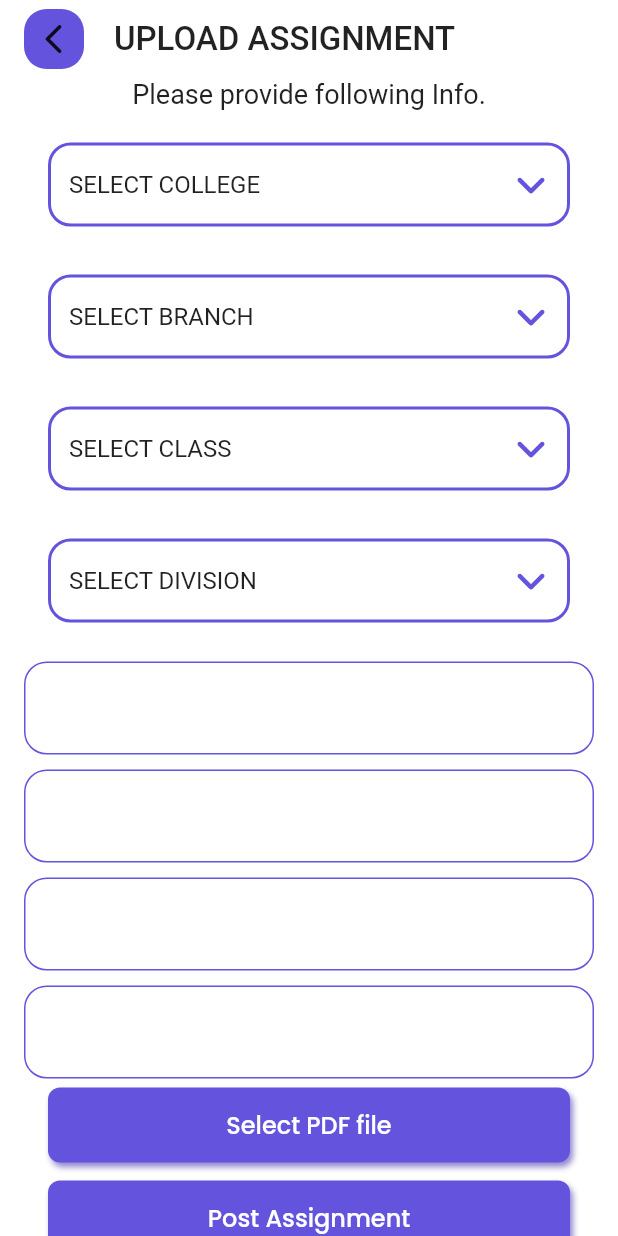
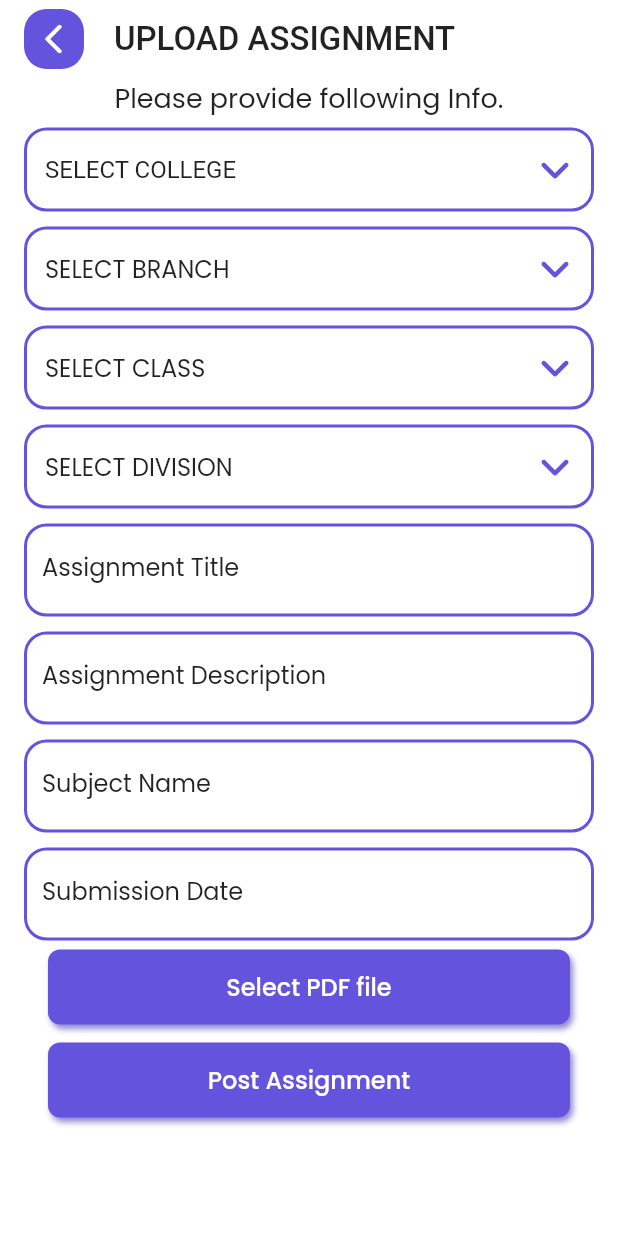
Before and after one commit to pratikpwr/TimeTable-APP, a Flutter app: the UploadAssignment screen opened directly, on a phone screen of 412 x 824 dp. Run offline on Flutter 3.47's test engine with Material 2 defaults, Android fonts, the phone set to English and light mode, and no system bars; our stand-ins replace bubble_tab_indicator, dio, file_picker, flutter_icons, flutter_svg, google_fonts and 1 more; accounts and stored records are empty; Roboto replaces fonts that are missing (Mukta).

```diff
--- a/lib/views/bottomNavBar/timetable_tab.dart
+++ b/lib/views/bottomNavBar/timetable_tab.dart
@@ -103,7 +103,8 @@ class _TimeTableTabState extends State<TimeTableTab>
                   ),
                   Container(
                     width: double.infinity,
-                    padding: EdgeInsets.only(left: 16, right: 16, top: 16),
+                    padding: EdgeInsets.only(
+                        left: 16, right: 16, top: 16, bottom: 1),
                     decoration: BoxDecoration(
                         color: background,
                         borderRadius: BorderRadius.circular(28)),
--- a/lib/views/screens/upload_assignment.dart
+++ b/lib/views/screens/upload_assignment.dart
@@ -56,7 +56,7 @@ class _UploadAssignmentState extends State<UploadAssignment> {
               CustomAppBar(title: 'Upload Assignment', isBackButton: true),
               Text(
                 'Please provide following Info.',
-                style: GoogleFonts.mukta(color: textColor, fontSize: 18),
+                style: GoogleFonts.poppins(color: textColor, fontSize: 18),
               ),
               Padding(
                 padding:
@@ -66,9 +66,7 @@ class _UploadAssignmentState extends State<UploadAssignment> {
                     physics: BouncingScrollPhysics(),
                     shrinkWrap: true,
                     children: [
-                      Padding(
-                        padding: const EdgeInsets.all(16),
-                        child: Container(
+                      Container(
                         padding:
                             EdgeInsets.symmetric(horizontal: 12, vertical: 2),
                         decoration: BoxDecoration(
@@ -90,7 +88,7 @@ class _UploadAssignmentState extends State<UploadAssignment> {
                               return DropdownMenuItem(
                                 child: Text(
                                   value.toString().toUpperCase(),
-                                    style: GoogleFonts.mukta(color: textColor),
+                                  style: GoogleFonts.poppins(color: textColor),
                                 ),
                                 value: value,
                               );
@@ -101,10 +99,10 @@ class _UploadAssignmentState extends State<UploadAssignment> {
                               });
                             }),
                       ),
+                      SizedBox(
+                        height: 10,
                       ),
-                      Padding(
-                        padding: const EdgeInsets.all(16),
-                        child: Container(
+                      Container(
                         padding:
                             EdgeInsets.symmetric(horizontal: 12, vertical: 2),
                         decoration: BoxDecoration(
@@ -121,7 +119,7 @@ class _UploadAssignmentState extends State<UploadAssignment> {
                               color: primary,
                             ),
                             hint: Text('select branch'.toUpperCase(),
-                                  style: GoogleFonts.mukta(color: textColor)),
+                                style: GoogleFonts.poppins(color: textColor)),
                             items: _listOfBranch.map((value) {
                               return DropdownMenuItem(
                                 child: Text(
@@ -137,10 +135,10 @@ class _UploadAssignmentState extends State<UploadAssignment> {
                               });
                             }),
                       ),
+                      SizedBox(
+                        height: 10,
                       ),
-                      Padding(
-                        padding: const EdgeInsets.all(16),
-                        child: Container(
+                      Container(
                         padding:
                             EdgeInsets.symmetric(horizontal: 12, vertical: 2),
                         decoration: BoxDecoration(
@@ -157,7 +155,7 @@ class _UploadAssignmentState extends State<UploadAssignment> {
                               color: primary,
                             ),
                             hint: Text('select class'.toUpperCase(),
-                                  style: GoogleFonts.mukta(color: textColor)),
+                                style: GoogleFonts.poppins(color: textColor)),
                             items: _listOfStd.map((value) {
                               return DropdownMenuItem(
                                 child: Text(
@@ -173,10 +171,10 @@ class _UploadAssignmentState extends State<UploadAssignment> {
                               });
                             }),
                       ),
+                      SizedBox(
+                        height: 10,
                       ),
-                      Padding(
-                        padding: const EdgeInsets.all(16),
-                        child: Container(
+                      Container(
                         padding:
                             EdgeInsets.symmetric(horizontal: 12, vertical: 2),
                         decoration: BoxDecoration(
@@ -193,7 +191,7 @@ class _UploadAssignmentState extends State<UploadAssignment> {
                               color: primary,
                             ),
                             hint: Text('select division'.toUpperCase(),
-                                  style: GoogleFonts.mukta(color: textColor)),
+                                style: GoogleFonts.poppins(color: textColor)),
                             items: _listOfDiv.map((value) {
                               return DropdownMenuItem(
                                 child: Text(
@@ -209,7 +207,6 @@ class _UploadAssignmentState extends State<UploadAssignment> {
                               });
                             }),
                       ),
-                      ),
                       SizedBox(
                         height: 10,
                       ),
@@ -222,10 +219,11 @@ class _UploadAssignmentState extends State<UploadAssignment> {
                             borderSide: BorderSide(),
                           ),
                           labelText: 'Assignment Title',
-                          labelStyle: GoogleFonts.poppins(color: Colors.white),
+                          labelStyle: GoogleFonts.poppins(color: textColor),
                           enabledBorder: OutlineInputBorder(
                             borderSide: BorderSide(
                               color: Theme.of(context).accentColor,
+                              width: 2
                             ),
                             borderRadius: BorderRadius.circular(15.0),
                           ),
@@ -257,10 +255,11 @@ class _UploadAssignmentState extends State<UploadAssignment> {
                             borderSide: BorderSide(),
                           ),
                           labelText: 'Assignment Description',
-                          labelStyle: GoogleFonts.poppins(color: Colors.white),
+                          labelStyle: GoogleFonts.poppins(color: textColor),
                           enabledBorder: OutlineInputBorder(
                             borderSide: BorderSide(
                               color: Theme.of(context).accentColor,
+                              width: 2
                             ),
                             borderRadius: BorderRadius.circular(15.0),
                           ),
@@ -283,9 +282,10 @@ class _UploadAssignmentState extends State<UploadAssignment> {
                             borderSide: BorderSide(),
                           ),
                           labelText: 'Subject Name',
-                          labelStyle: GoogleFonts.poppins(color: Colors.white),
+                          labelStyle: GoogleFonts.poppins(color: textColor),
                           enabledBorder: OutlineInputBorder(
                             borderSide: BorderSide(
+                              width: 2,
                               color: Theme.of(context).accentColor,
                             ),
                             borderRadius: BorderRadius.circular(15.0),
@@ -318,10 +318,11 @@ class _UploadAssignmentState extends State<UploadAssignment> {
                             borderSide: BorderSide(),
                           ),
                           labelText: 'Submission Date',
-                          labelStyle: GoogleFonts.poppins(color: Colors.white),
+                          labelStyle: GoogleFonts.poppins(color: textColor),
                           enabledBorder: OutlineInputBorder(
                             borderSide: BorderSide(
                               color: Theme.of(context).accentColor,
+                              width: 2
                             ),
                             borderRadius: BorderRadius.circular(15.0),
                           ),
--- a/lib/views/widgets/custom_app_bar.dart
+++ b/lib/views/widgets/custom_app_bar.dart
@@ -29,7 +29,7 @@ class CustomAppBar extends StatelessWidget {
                         borderRadius: BorderRadius.circular(15)),
                     child: Icon(
                       Icons.arrow_back_ios_rounded,
-                      color: textColor,
+                      color: Colors.white,
                     ),
                   ),
                 ),
```
Also changed, not shown: lib/views/bottomNavBar/profile_tab.dart (+51 -8 lines), lib/views/screens/sf_cal.dart (deleted, +0 -13 lines), lib/views/screens/upload_notice.dart (+22 -22 lines). Lines whose indentation alone changed are shown as unchanged.
